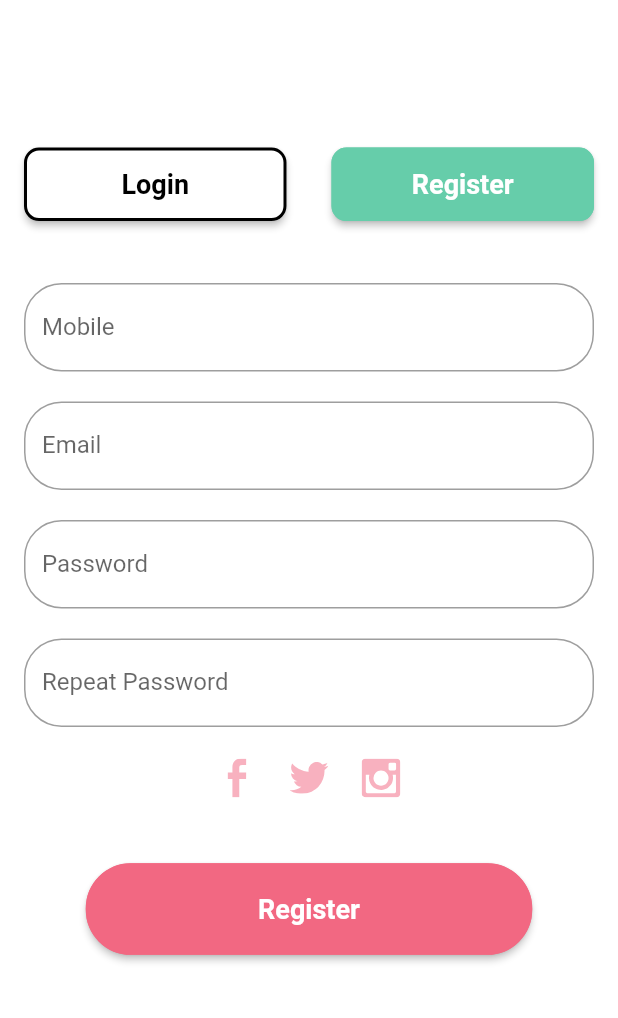
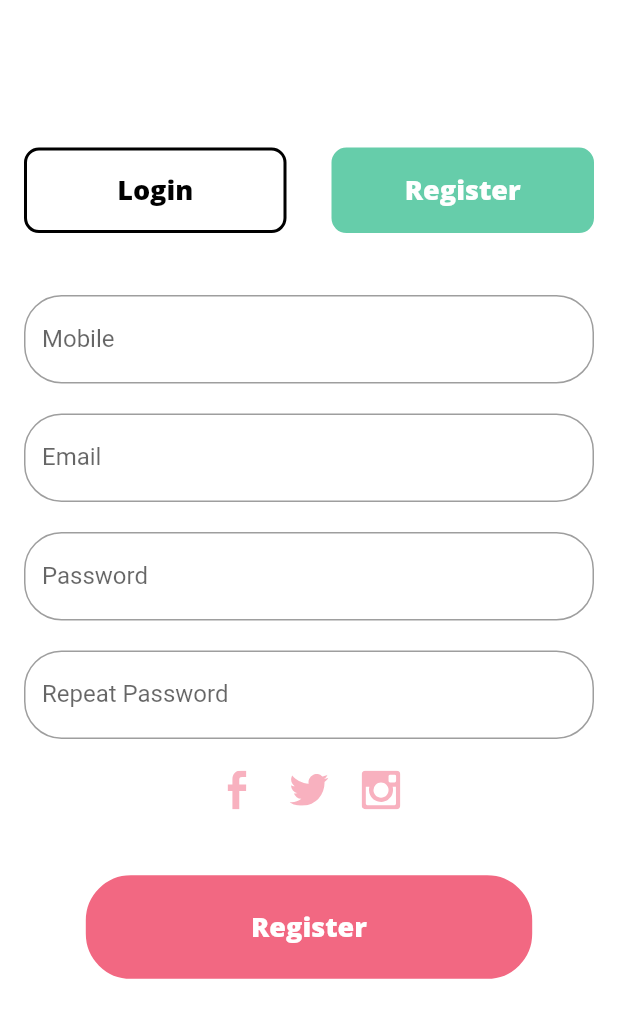
Before and after one commit to Ahmad-Elraqab/munch, a Flutter app: the SignUp screen opened directly, on a phone screen of 412 x 824 dp. Shown: the top 1018 px of the screen. Run offline on Flutter 3.47's test engine with Material 2 defaults, Android fonts, the phone set to English and light mode, and no system bars; our stand-ins replace flutter_svg, get_it, google_fonts, google_maps_flutter; network calls fail.

Commit message:
buttons updated

```diff
--- a/lib/app_view.dart
+++ b/lib/app_view.dart
@@ -2,7 +2,7 @@ import 'package:flutter/cupertino.dart';
 import 'package:flutter/material.dart';
 import 'package:provider/provider.dart';
 import 'models/router.dart';
-import 'package:munch_app/providers/ui_provider.dart';
+import 'package:munch_app/providers/user_provider.dart';
 
 class AppView extends StatefulWidget {
   @override
--- a/lib/components/raised_button_component.dart
+++ b/lib/components/raised_button_component.dart
@@ -1,6 +1,6 @@
 import 'package:flutter/material.dart';
+import 'package:munch_app/components/text_component.dart';
 import 'package:munch_app/constants/constants.dart';
-import 'package:munch_app/components/app.dart';
 
 // ignore: must_be_immutable
 class RaisedButtonCom extends StatefulWidget {
@@ -13,8 +13,6 @@ class RaisedButtonCom extends StatefulWidget {
   String borderColor;
   double borderWidth;
   String fontWieght;
-  String route;
-  dynamic provider;
 
   RaisedButtonCom({
     this.title,
@@ -26,8 +24,6 @@ class RaisedButtonCom extends StatefulWidget {
     this.borderColor,
     this.borderWidth,
     this.fontWieght,
-    this.provider,
-    this.route,
   });
 
   @override
@@ -37,29 +33,18 @@ class RaisedButtonCom extends StatefulWidget {
 class _RaisedButtonComState extends State<RaisedButtonCom> {
   @override
   Widget build(BuildContext context) {
-    return Expanded(
-      child: RaisedButton(
-        onPressed: () => widget.provider == null
-            ? Navigator.push(
-                context,
-                PageRouteBuilder(
-                  pageBuilder: (_, __, ___) => App(currentIndex: widget.route),
-                  transitionDuration: Duration(seconds: 0),
-                ))
-            : widget.provider.onTap(),
-        textColor: HexColor(widget.textColor),
+    return Container(
+      padding: EdgeInsets.all(widget.padding),
+      decoration: BoxDecoration(
         color: HexColor(widget.color),
-        hoverColor: Colors.pink,
-        splashColor: Colors.pink,
-        padding: EdgeInsets.all(widget.padding),
-        shape: RoundedRectangleBorder(
-          borderRadius: BorderRadius.circular(widget.radius),
-          side: BorderSide(
-              color: HexColor(widget.borderColor), width: widget.borderWidth),
-        ),
-        child: Text(widget.title,
-            style: TextStyle(
-                fontSize: widget.fontSize, fontWeight: FontWeight.bold)),
+        borderRadius: BorderRadius.circular(widget.radius),
+        border: Border.all(
+            color: HexColor(widget.borderColor), width: widget.borderWidth),
+      ),
+      child: TextComponent(
+        fontSize: widget.fontSize,
+        textColor: widget.textColor,
+        title: widget.title,
       ),
     );
   }
--- a/lib/screens/registeration_screen.dart
+++ b/lib/screens/registeration_screen.dart
@@ -2,8 +2,9 @@ import 'package:flutter/cupertino.dart';
 import 'package:flutter/material.dart';
 import 'package:flutter_svg/flutter_svg.dart';
 import 'package:munch_app/components/text_field_component.dart';
+import 'package:munch_app/constants/routes.dart';
+import 'package:munch_app/screens/login_screen.dart';
 import '../components/raised_button_component.dart';
-import '../components/text_component.dart';
 
 // ignore: must_be_immutable
 class SignUp extends StatefulWidget {
@@ -33,7 +34,18 @@ class _SignUpState extends State<SignUp> {
                   ),
                   Row(
                     children: [
-                      RaisedButtonCom(
+                      Expanded(
+                        child: GestureDetector(
+                          onTap: () => {
+                            Navigator.push(
+                              context,
+                              PageRouteBuilder(
+                                pageBuilder: (_, __, ___) => Login(),
+                                transitionDuration: Duration(seconds: 0),
+                              ),
+                            )
+                          },
+                          child: RaisedButtonCom(
                             title: "Login",
                             color: "FFFFFF",
                             fontSize: 18,
@@ -42,13 +54,16 @@ class _SignUpState extends State<SignUp> {
                             textColor: "000000",
                             borderColor: "000000",
                             borderWidth: 2,
-                        provider: null,
-                        route: null,
+                          ),
+                        ),
                       ),
                       SizedBox(
                         width: 30,
                       ),
-                      RaisedButtonCom(
+                      Expanded(
+                        child: GestureDetector(
+                          onTap: () => {},
+                          child: RaisedButtonCom(
                             title: "Register",
                             color: "66CDAA",
                             fontSize: 18,
@@ -57,8 +72,8 @@ class _SignUpState extends State<SignUp> {
                             textColor: "FFFFFF",
                             borderColor: "66CDAA",
                             borderWidth: 2,
-                        provider: null,
-                        route: null,
+                          ),
+                        ),
                       ),
                     ],
                   ),
@@ -115,7 +130,12 @@ class _SignUpState extends State<SignUp> {
                       SizedBox(
                         width: width * 0.1,
                       ),
-                      RaisedButtonCom(
+                      Expanded(
+                        child: GestureDetector(
+                          onTap: () => {
+                            Navigator.pushReplacementNamed(context, mMainScreen)
+                          },
+                          child: RaisedButtonCom(
                             title: "Register",
                             color: "F26882",
                             fontSize: 18,
@@ -124,8 +144,8 @@ class _SignUpState extends State<SignUp> {
                             textColor: "FFFFFF",
                             borderColor: "F26882",
                             borderWidth: 2,
-                        provider: null,
-                        route: null,
+                          ),
+                        ),
                       ),
                       SizedBox(
                         width: width * 0.1,
```
Also changed, not shown: lib/components/app.dart (+12 -11 lines), lib/components/list_view_component.dart (+6 -3 lines), lib/components/show_dialog_component.dart (added, +54 -0 lines), lib/models/router.dart (+3 -4 lines), lib/screens/login_screen.dart (+31 -9 lines), lib/screens/main_screen.dart (+28 -10 lines), lib/screens/main_screen_when.dart (+14 -8 lines), lib/screens/returning_user_screen.dart (+48 -22 lines), lib/constants/routes.dart (line endings or trailing spaces), lib/providers/user_provider.dart (renamed from lib/providers/ui_provider.dart). Lines whose indentation alone changed are shown as unchanged.
